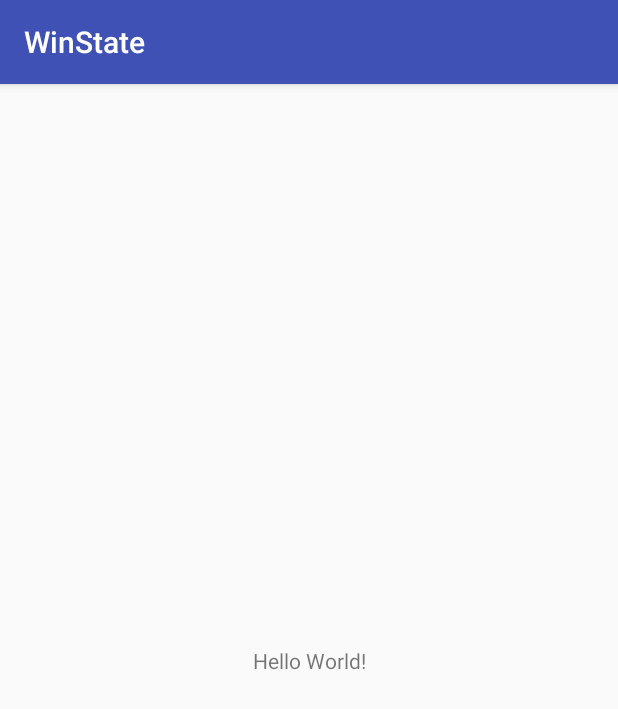
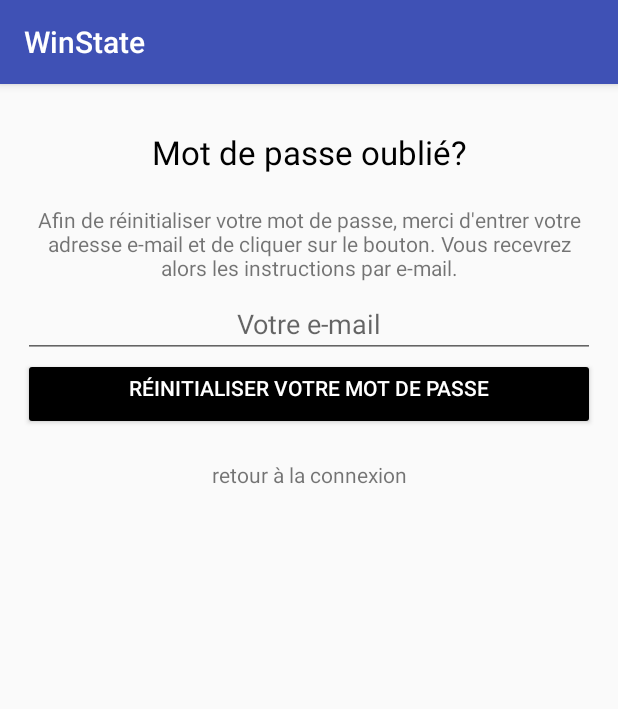
Before and after one commit to KekeTSC/Winckathon, an Android app: the screen it shows after launch (MainActivity before the commit, ResetPassword after it), on a phone screen of 412 x 824 dp. Shown: the top 709 px of the screen. Run offline under Robolectric (Android 15) with nearby library versions, the phone set to English and light mode, and no system bars; our stand-ins replace Firebase (no records; nobody signed in at launch, a user with empty details on screens opened directly).

Commit message:
page resetPassword creer

```diff
--- a/app/build.gradle
+++ b/app/build.gradle
@@ -23,6 +23,7 @@ dependencies {
     implementation 'com.android.support:appcompat-v7:26.1.0'
     implementation 'com.android.support.constraint:constraint-layout:1.0.2'
     testImplementation 'junit:junit:4.12'
+    implementation 'com.google.firebase:firebase-auth:11.4.2'
     androidTestImplementation 'com.android.support.test:runner:1.0.1'
     androidTestImplementation 'com.android.support.test.espresso:espresso-core:3.0.1'
 }
--- a/app/src/main/AndroidManifest.xml
+++ b/app/src/main/AndroidManifest.xml
@@ -9,7 +9,7 @@
         android:roundIcon="@mipmap/ic_launcher_round"
         android:supportsRtl="true"
         android:theme="@style/AppTheme">
-        <activity android:name=".MainActivity">
+        <activity android:name=".ResetPassword">
             <intent-filter>
                 <action android:name="android.intent.action.MAIN" />
 
--- a/app/src/main/java/fr/wildcodeschool/kelian/winstate/MainActivity.java
+++ /dev/null
@@ -1,13 +0,0 @@
-package fr.wildcodeschool.kelian.winstate;
-
-import android.support.v7.app.AppCompatActivity;
-import android.os.Bundle;
-
-public class MainActivity extends AppCompatActivity {
-
-    @Override
-    protected void onCreate(Bundle savedInstanceState) {
-        super.onCreate(savedInstanceState);
-        setContentView(R.layout.activity_main);
-    }
-}
--- /dev/null
+++ b/app/src/main/java/fr/wildcodeschool/kelian/winstate/ResetPassword.java
@@ -0,0 +1,70 @@
+package fr.wildcodeschool.kelian.winstate;
+
+import android.content.Intent;
+import android.support.annotation.NonNull;
+import android.support.v7.app.AppCompatActivity;
+import android.os.Bundle;
+import android.view.View;
+import android.widget.Button;
+import android.widget.EditText;
+import android.widget.TextView;
+import android.widget.Toast;
+
+import com.google.android.gms.tasks.OnCompleteListener;
+import com.google.android.gms.tasks.Task;
+import com.google.firebase.auth.FirebaseAuth;
+
+public class ResetPassword extends AppCompatActivity {
+
+    private FirebaseAuth mAuth;
+
+    @Override
+    protected void onCreate(Bundle savedInstanceState) {
+        super.onCreate(savedInstanceState);
+        setContentView(R.layout.reset_password);
+
+        mAuth = FirebaseAuth.getInstance();
+
+        final EditText resetEmail = findViewById(R.id.et_reset_email);
+        Button resetPassword = findViewById(R.id.btn_reset_password);
+        final TextView gotoLogin = findViewById(R.id.tv_reset_goto_login);
+
+       /* gotoLogin.setOnClickListener(new View.OnClickListener() {
+            @Override
+            public void onClick(View view) {
+                Intent i = new Intent(ResetPassword.this, .class);
+                startActivity(i);
+                finish();
+            }
+        });*/
+
+        resetPassword.setOnClickListener(new View.OnClickListener() {
+            @Override
+            public void onClick(View view) {
+                String email = resetEmail.getText().toString().trim();
+
+                if (email.equals("")) {
+                    Toast.makeText(getApplication(), R.string.please_enter_email,
+                            Toast.LENGTH_LONG).show();
+                    return;
+                }
+
+                mAuth.sendPasswordResetEmail(email)
+                        .addOnCompleteListener(new OnCompleteListener<Void>() {
+                            @Override
+                            public void onComplete(@NonNull Task<Void> task) {
+                                if (task.isSuccessful()) {
+                                    Toast.makeText(ResetPassword.this,
+                                            R.string.instructions_sent_by_email,
+                                            Toast.LENGTH_LONG).show();
+                                } else {
+                                    Toast.makeText(ResetPassword.this,
+                                            R.string.password_initialization_failed, Toast.LENGTH_LONG).show();
+                                }
+                            }
+                        });
+            }
+        });
+
+    }
+}
--- a/app/src/main/res/layout/activity_main.xml
+++ /dev/null
@@ -1,18 +0,0 @@
-<?xml version="1.0" encoding="utf-8"?>
-<android.support.constraint.ConstraintLayout xmlns:android="http://schemas.android.com/apk/res/android"
-    xmlns:app="http://schemas.android.com/apk/res-auto"
-    xmlns:tools="http://schemas.android.com/tools"
-    android:layout_width="match_parent"
-    android:layout_height="match_parent"
-    tools:context="fr.wildcodeschool.kelian.winstate.MainActivity">
-
-    <TextView
-        android:layout_width="wrap_content"
-        android:layout_height="wrap_content"
-        android:text="Hello World!"
-        app:layout_constraintBottom_toBottomOf="parent"
-        app:layout_constraintLeft_toLeftOf="parent"
-        app:layout_constraintRight_toRightOf="parent"
-        app:layout_constraintTop_toTopOf="parent" />
-
-</android.support.constraint.ConstraintLayout>
--- /dev/null
+++ b/app/src/main/res/layout/reset_password.xml
@@ -0,0 +1,53 @@
+<?xml version="1.0" encoding="utf-8"?>
+<LinearLayout xmlns:android="http://schemas.android.com/apk/res/android"
+    xmlns:app="http://schemas.android.com/apk/res-auto"
+    xmlns:tools="http://schemas.android.com/tools"
+    android:layout_width="match_parent"
+    android:layout_height="match_parent"
+    android:orientation="vertical"
+    android:focusable="true"
+    android:focusableInTouchMode="true"
+    android:padding="15dp"
+    tools:context="fr.wildcodeschool.kelian.winstate.ResetPassword">
+    <TextView
+        style="@style/subtitle"
+        android:id="@+id/tv_title_reset_password"
+        android:layout_width="match_parent"
+        android:layout_height="wrap_content"
+        android:gravity="center_horizontal"
+        android:text="@string/forgot_password"/>
+
+    <TextView
+        android:id="@+id/tv_description_reset_password"
+        android:layout_width="match_parent"
+        android:layout_height="wrap_content"
+        android:padding="5dp"
+        android:gravity="center_horizontal"
+        android:text="@string/description_reset_password"/>
+
+    <EditText
+        android:id="@+id/et_reset_email"
+        android:layout_width="match_parent"
+        android:layout_height="wrap_content"
+        android:inputType="textEmailAddress"
+        android:gravity="center_horizontal"
+        android:hint="@string/votre_e_mail"/>
+
+    <Button
+        android:id="@+id/btn_reset_password"
+        android:layout_width="match_parent"
+        android:layout_height="wrap_content"
+        android:gravity="center_horizontal"
+        android:backgroundTint="@color/black"
+        android:textColor="@color/white"
+        android:text="@string/reset_pass"/>
+
+    <TextView
+        android:id="@+id/tv_reset_goto_login"
+        android:layout_width="match_parent"
+        android:layout_height="wrap_content"
+        android:gravity="center_horizontal"
+        android:layout_marginTop="20dp"
+        android:text="@string/goto_login"/>
+
+</LinearLayout>
--- a/app/src/main/res/values/strings.xml
+++ b/app/src/main/res/values/strings.xml
@@ -1,3 +1,13 @@
 <resources>
     <string name="app_name">WinState</string>
+    <string name="goto_signup">Je n\'ai pas de compte, je veux m\'inscrire.</string>
+    <string name="forgot_password">Mot de passe oublié?</string>
+    <string name="votre_e_mail">Votre e-mail</string>
+    <string name="goto_login">retour à la connexion</string>
+    <string name="please_enter_email">Veuillez entrer votre adresse e-mail</string>
+    <string name="reset_pass">Réinitialiser votre mot de passe</string>
+    <string name="instructions_sent_by_email">Nous vous avons envoyé les instructions par e-mail</string>
+    <string name="password_initialization_failed">Echec de l\'initialisation du mot de passe</string>
+    <string name="description_reset_password">Afin de réinitialiser votre mot de passe, merci d\'entrer votre adresse e-mail et de cliquer sur le bouton. Vous recevrez alors les instructions par e-mail.</string>
+
 </resources>
--- a/app/src/main/res/values/styles.xml
+++ b/app/src/main/res/values/styles.xml
@@ -8,4 +8,13 @@
         <item name="colorAccent">@color/colorAccent</item>
     </style>
 
+    <style name="subtitle">
+        <item name="android:layout_width">match_parent</item>
+        <item name="android:layout_height">wrap_content</item>
+        <item name="android:gravity">center</item>
+        <item name="android:textColor">@color/black</item>
+        <item name="android:textSize">22sp</item>
+        <item name="android:layout_margin">15dp</item>
+    </style>
+
 </resources>
```
Also changed, not shown: app/src/main/res/values/colors.xml (+30 -0 lines).
